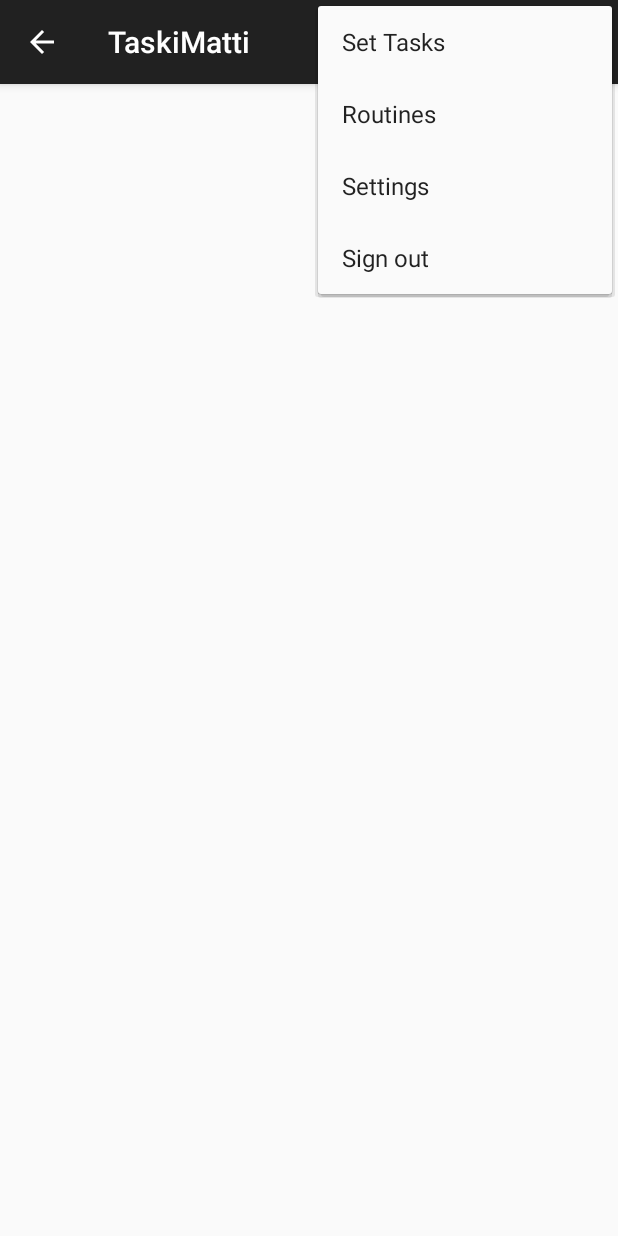
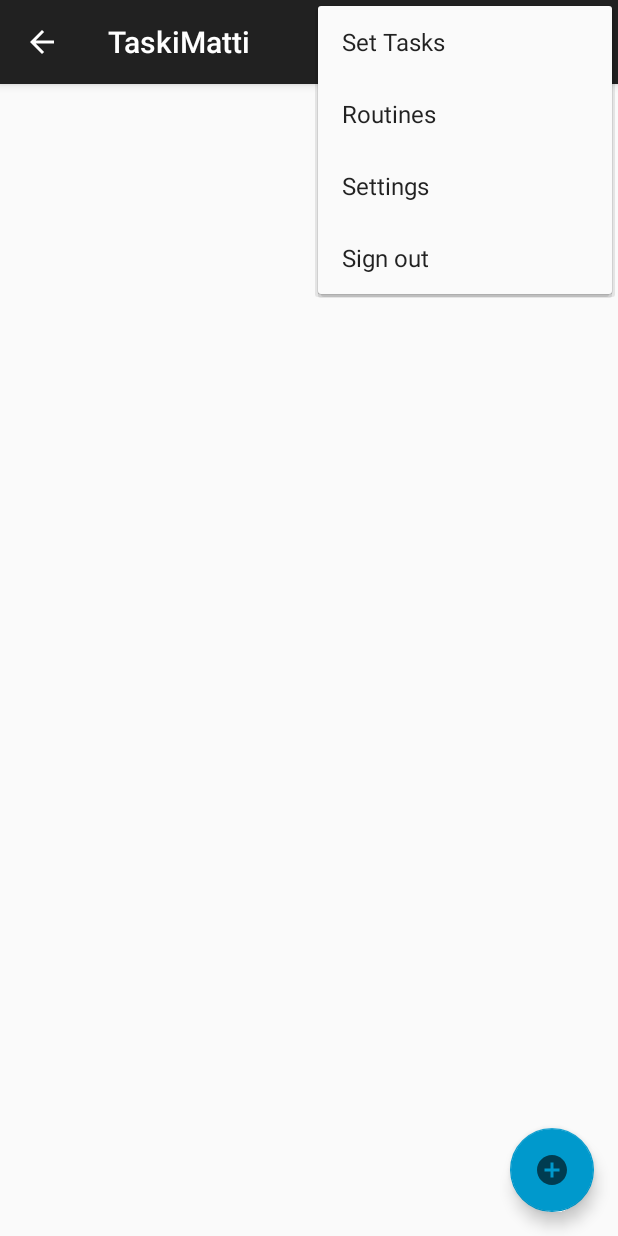
Before and after one commit to anttus/OTP2_R4_TaskiMatti, an Android app: the ShowRoutinesActivity screen opened directly, with no data from a screen before it, with the options menu open, on a phone screen of 412 x 824 dp. Run offline under Robolectric (Android 15) with nearby library versions, the phone set to English and light mode, and no system bars; our stand-ins replace Firebase (no records; nobody signed in at launch, a user with empty details on screens opened directly).

Commit message:
Create routine button now working in ShowRoutinesActivity

```diff
--- a/app/src/main/java/com/example/ryhma4/taskimatti/activity/ShowRoutinesActivity.java
+++ b/app/src/main/java/com/example/ryhma4/taskimatti/activity/ShowRoutinesActivity.java
@@ -29,7 +29,7 @@ public class ShowRoutinesActivity extends MainActivity implements CallbackHandle
     @Override
     protected void onCreate(Bundle savedInstanceState) {
         super.onCreate(savedInstanceState);
-        setContentView(R.layout.content_show_routines);
+        setContentView(R.layout.activity_show_routines);
 
         db = new Database(this);
         db.listRoutineIds();
@@ -42,7 +42,13 @@ public class ShowRoutinesActivity extends MainActivity implements CallbackHandle
         routinesByType.add(new ArrayList<String>());
         allRoutines = new ArrayList<>();
 
-
+        FloatingActionButton fab = findViewById(R.id.fab);
+        fab.setOnClickListener(new View.OnClickListener() {
+            @Override
+            public void onClick(View view) {
+                createRoutineActivity();
+            }
+        });
     }
 
     private void initData(Routine routine) {
--- a/app/src/main/res/layout/activity_create_routine.xml
+++ b/app/src/main/res/layout/activity_create_routine.xml
@@ -24,7 +24,7 @@
         android:clickable="true"
         android:elevation="6dp"
         app:backgroundTint="@android:color/holo_blue_dark"
-        app:elevation="6dp"
+        app:elevation="8dp"
         app:srcCompat="@drawable/ic_arrow_forward_black_24dp" />
 
 </android.support.design.widget.CoordinatorLayout>
--- a/app/src/main/res/layout/activity_show_routines.xml
+++ b/app/src/main/res/layout/activity_show_routines.xml
@@ -17,7 +17,7 @@
     <include layout="@layout/content_show_routines" />
 
     <android.support.design.widget.FloatingActionButton
-        android:id="@+id/fab2"
+        android:id="@+id/fab"
         android:layout_width="wrap_content"
         android:layout_height="wrap_content"
         android:layout_gravity="bottom|end"
```
Also changed, not shown: app/src/main/java/com/example/ryhma4/taskimatti/activity/MainActivity.java (+0 -7 lines).
